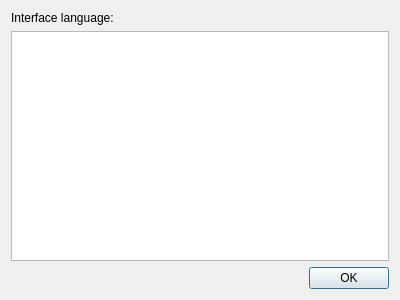
First picture: the form in qt/aqt/forms/setlang.ui, repository ankitects/anki, before the edit.
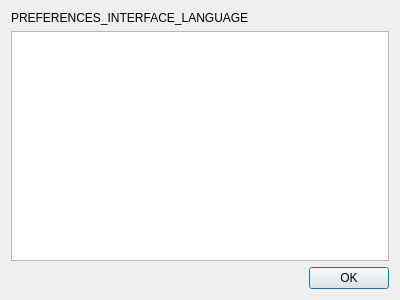
Second picture: the form after the edit.

What changed in the file:
```diff
--- a/qt/aqt/forms/setlang.ui
+++ b/qt/aqt/forms/setlang.ui
@@ -17,7 +17,7 @@
    <item>
     <widget class="QLabel" name="label">
      <property name="text">
-      <string>Interface language:</string>
+      <string>PREFERENCES_INTERFACE_LANGUAGE</string>
      </property>
     </widget>
    </item>
```
Left out of the diff: 2 changed lines with no effect on the pictures.
